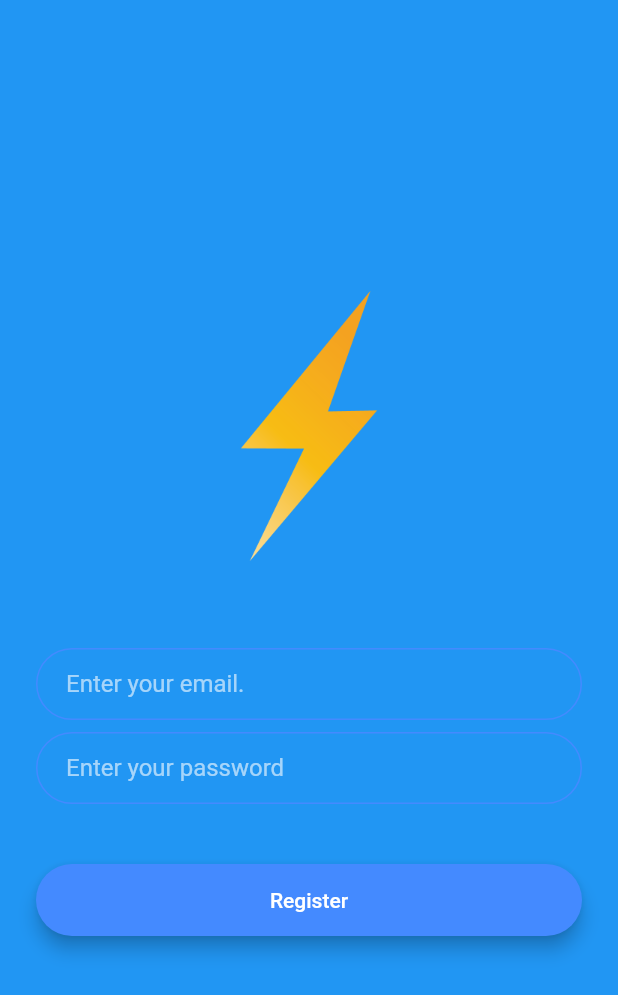
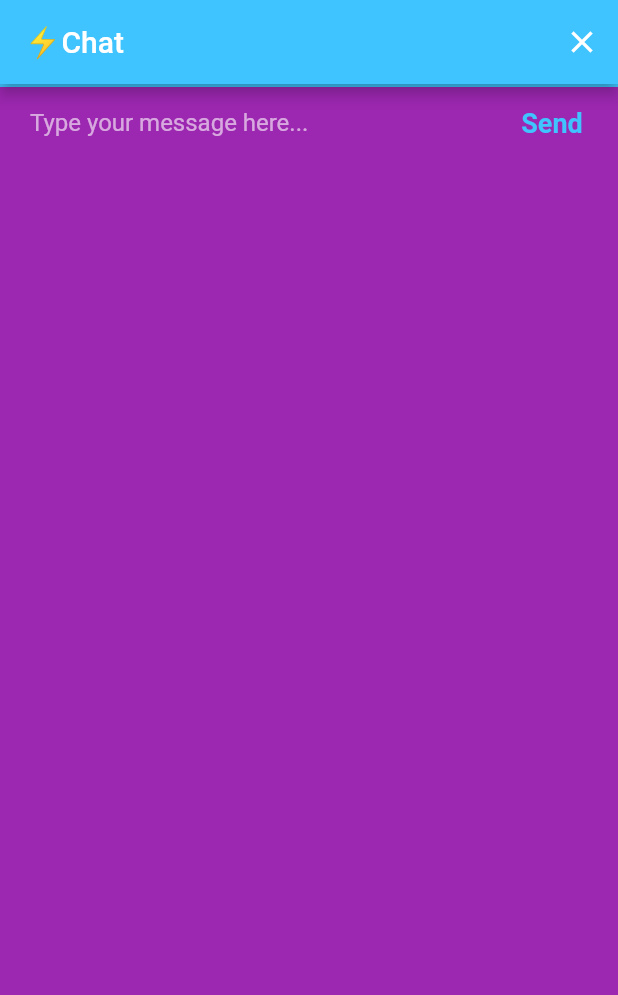
Before and after one commit to sklearn21/Flash-Chat, a Flutter app: the screen it shows after launch, on a phone screen of 412 x 824 dp. Shown: the top 995 px of the screen. Run offline on Flutter 3.47's test engine with Material 2 defaults, Android fonts, the phone set to English and light mode, and no system bars.

Commit message:
Added chat_screen and constants.

```diff
--- /dev/null
+++ b/lib/constants.dart
@@ -0,0 +1,19 @@
+import 'package:flutter/material.dart';
+
+const kSendButtonTextStyle = TextStyle(
+  color: Colors.lightBlueAccent,
+  fontWeight: FontWeight.bold,
+  fontSize: 18.0,
+);
+
+const kMessageTextFieldDecoration = InputDecoration(
+  contentPadding: EdgeInsets.symmetric(vertical: 10.0, horizontal: 20.0),
+  hintText: 'Type your message here...',
+  border: InputBorder.none,
+);
+
+const kMessageContainerDecoration = BoxDecoration(
+  border: Border(
+    top: BorderSide(color: Colors.lightBlueAccent, width: 2.0),
+  ),
+);
--- a/lib/main.dart
+++ b/lib/main.dart
@@ -1,3 +1,4 @@
+import 'package:flash_chat/screens/chat_screen.dart';
 import 'package:flutter/material.dart';
 import 'package:flash_chat/screens/welcome_screen.dart';
 import 'screens/login_screen.dart';
@@ -14,7 +15,7 @@ class FlashChat extends StatelessWidget {
               body1: TextStyle(
         color: Colors.black54,
       ))),
-      home: RegistrationScreen(),
+      home: ChatScreen(),
     );
   }
 }
--- /dev/null
+++ b/lib/screens/chat_screen.dart
@@ -0,0 +1,63 @@
+import 'package:flash_chat/constants.dart';
+import 'package:flutter/cupertino.dart';
+import 'package:flutter/material.dart';
+
+class ChatScreen extends StatefulWidget {
+  @override
+  _ChatScreenState createState() => _ChatScreenState();
+}
+
+class _ChatScreenState extends State<ChatScreen> {
+  @override
+  Widget build(BuildContext context) {
+    return Scaffold(
+      appBar: AppBar(
+        leading: null,
+        actions: <Widget>[
+          IconButton(
+            icon: Icon(Icons.close),
+            onPressed: () {
+              //Impliment logout functionality.
+            },
+          )
+        ],
+        title: Text('⚡️Chat'),
+        backgroundColor: Colors.lightBlueAccent,
+      ),
+      backgroundColor: Colors.purple,
+      body: SafeArea(
+        child: Column(
+          mainAxisAlignment: MainAxisAlignment.spaceBetween,
+          crossAxisAlignment: CrossAxisAlignment.stretch,
+          children: <Widget>[
+            Container(
+              decoration: kMessageContainerDecoration,
+              child: Row(
+                crossAxisAlignment: CrossAxisAlignment.center,
+                children: <Widget>[
+                  Expanded(
+                    child: TextField(
+                      onChanged: (value) {
+                        //Do something with Text input.
+                      },
+                      decoration: kMessageTextFieldDecoration,
+                    ),
+                  ),
+                  FlatButton(
+                    onPressed: () {
+                      //Impliment send functionality.
+                    },
+                    child: Text(
+                      'Send',
+                      style: kSendButtonTextStyle,
+                    ),
+                  )
+                ],
+              ),
+            ),
+          ],
+        ),
+      ),
+    );
+  }
+}
```
